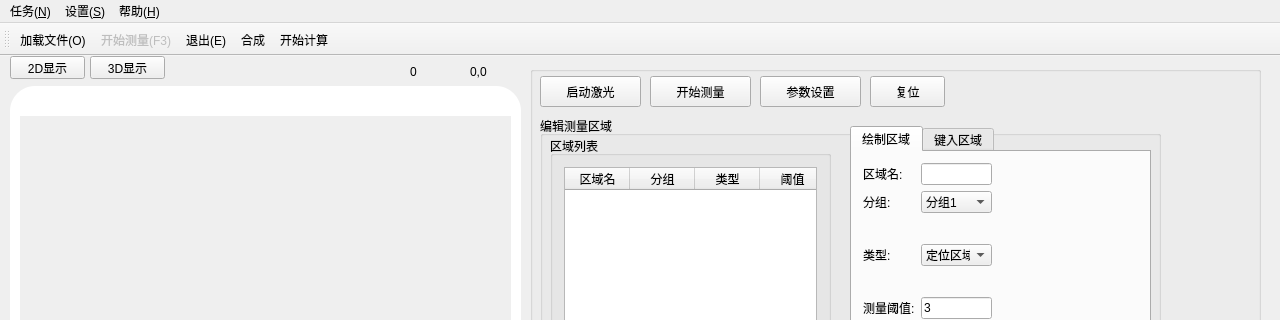
This is mainwindow.ui in kof98765/scanControl as Qt 5 draws it before an edit; both pictures show x 0 to 1280 and y 0 to 320 of the 1280 by 698 pixel window. The edited form follows.
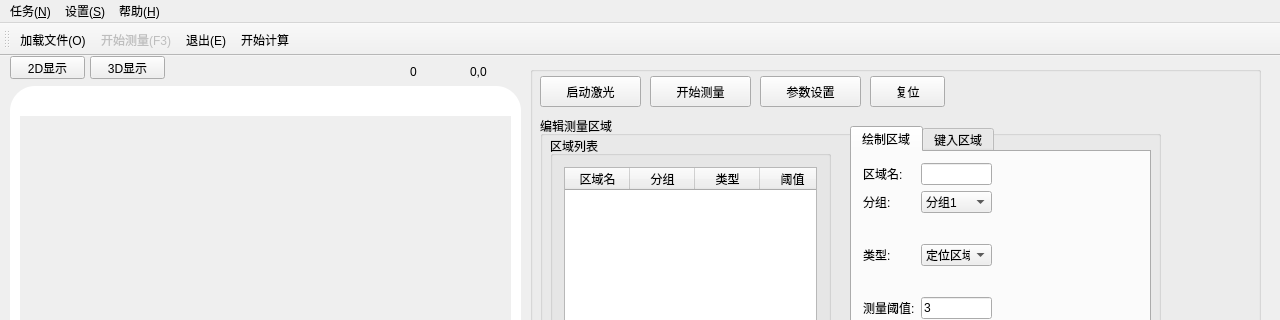
This is the edited form. Icons and pictures are not drawn.

The edit to the form file:
```diff
--- a/mainwindow.ui
+++ b/mainwindow.ui
@@ -1102,7 +1102,6 @@
    <addaction name="action_Open"/>
    <addaction name="action_start"/>
    <addaction name="action_Quit"/>
-   <addaction name="actionTest"/>
    <addaction name="actionCal"/>
   </widget>
   <action name="action_Net_Param">
```
Left out of the diff: 4 changed lines with no effect on the pictures.
